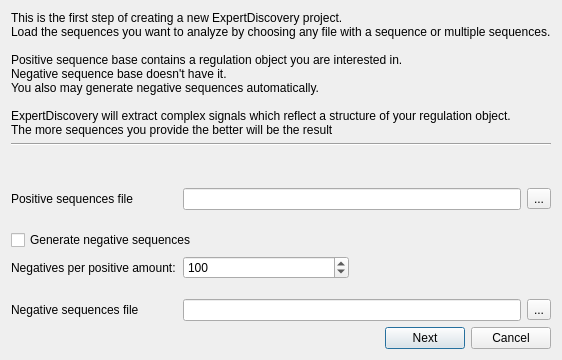
The window that src/plugins/expert_discovery/src/ui/ExpertDiscoveryPosNegDialog.ui (violethaze74/ugene) describes before a commit, drawn with Qt 5.
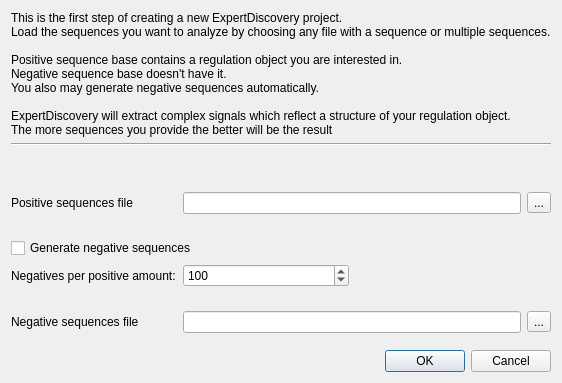
The same window after the commit. Icons and pictures are not drawn.

Commit message: Help system for all dialogs, UI improvements for all dialogs.

```diff
--- a/src/plugins/expert_discovery/src/ui/ExpertDiscoveryPosNegDialog.ui
+++ b/src/plugins/expert_discovery/src/ui/ExpertDiscoveryPosNegDialog.ui
@@ -10,7 +10,7 @@
     <x>0</x>
     <y>0</y>
     <width>509</width>
-    <height>360</height>
+    <height>383</height>
    </rect>
   </property>
   <property name="sizePolicy">
@@ -180,38 +180,11 @@
     </spacer>
    </item>
    <item>
-    <layout class="QHBoxLayout" name="horizontalLayout">
-     <item>
-      <spacer name="horizontalSpacer_1">
-       <property name="orientation">
-        <enum>Qt::Horizontal</enum>
-       </property>
-       <property name="sizeHint" stdset="0">
-        <size>
-         <width>40</width>
-         <height>20</height>
-        </size>
-       </property>
-      </spacer>
-     </item>
-     <item>
-      <widget class="QPushButton" name="startButton">
-       <property name="text">
-        <string>Next</string>
-       </property>
-       <property name="default">
-        <bool>true</bool>
-       </property>
-      </widget>
-     </item>
-     <item>
-      <widget class="QPushButton" name="cancelButton">
-       <property name="text">
-        <string>Cancel</string>
-       </property>
-      </widget>
-     </item>
-    </layout>
+    <widget class="QDialogButtonBox" name="buttonBox">
+     <property name="standardButtons">
+      <set>QDialogButtonBox::Cancel|QDialogButtonBox::Ok</set>
+     </property>
+    </widget>
    </item>
   </layout>
  </widget>
```
Left out of the diff: 26 changed lines with no effect on the pictures. The commit also changes 309 other files.
